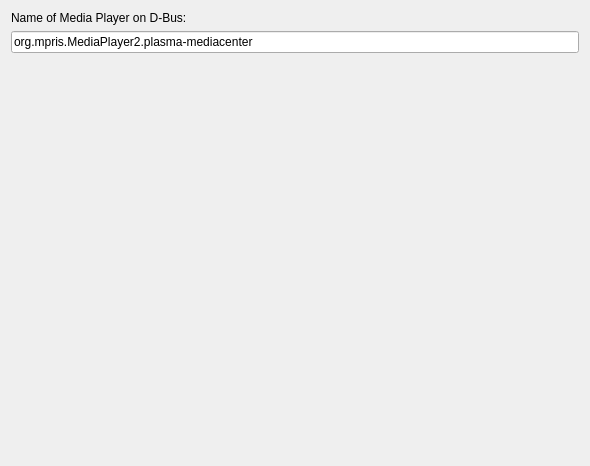
Old version of the form plugins/Commands/MprisPlayer/mprisplayerconfigurationdlg.ui in the repository KDE/simon.
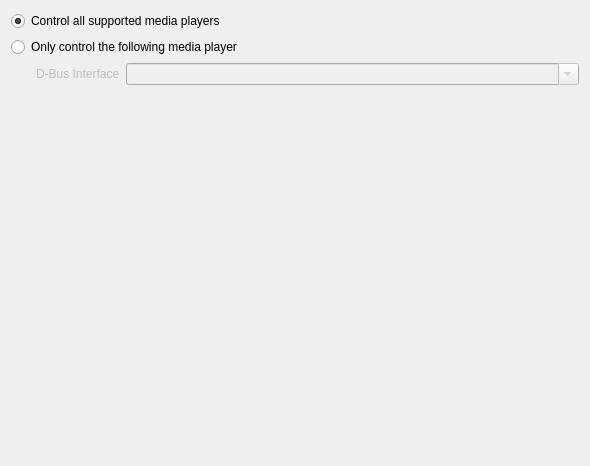
New version of the form.

Commit message: Completed MprisPlayer plug-in

What changed in the file:
```diff
--- a/plugins/Commands/MprisPlayer/mprisplayerconfigurationdlg.ui
+++ b/plugins/Commands/MprisPlayer/mprisplayerconfigurationdlg.ui
@@ -2,6 +2,9 @@
 <ui version="4.0">
  <class>MprisPlayerConfigurationDlg</class>
  <widget class="QWidget" name="MprisPlayerConfigurationDlg">
+  <property name="enabled">
+   <bool>true</bool>
+  </property>
   <property name="geometry">
    <rect>
     <x>0</x>
@@ -21,19 +24,52 @@
   </property>
   <layout class="QVBoxLayout" name="verticalLayout_2">
    <item>
-    <widget class="QLabel" name="mPlayerDbusLabel">
+    <widget class="QRadioButton" name="rbSupportAll">
      <property name="text">
-      <string>Name of Media Player on D-Bus:</string>
+      <string>Control all supported media players</string>
      </property>
+     <property name="checked">
+      <bool>true</bool>
+     </property>
     </widget>
    </item>
    <item>
-    <widget class="QLineEdit" name="playerNameLineEdit">
+    <widget class="QRadioButton" name="rbSupportOne">
      <property name="text">
-      <string>org.mpris.MediaPlayer2.plasma-mediacenter</string>
+      <string>Only control the following media player</string>
      </property>
     </widget>
    </item>
+   <item>
+    <layout class="QFormLayout" name="formLayout">
+     <property name="fieldGrowthPolicy">
+      <enum>QFormLayout::AllNonFixedFieldsGrow</enum>
+     </property>
+     <property name="leftMargin">
+      <number>25</number>
+     </property>
+     <item row="0" column="0">
+      <widget class="QLabel" name="label">
+       <property name="enabled">
+        <bool>false</bool>
+       </property>
+       <property name="text">
+        <string>D-Bus Interface</string>
+       </property>
+      </widget>
+     </item>
+     <item row="0" column="1">
+      <widget class="QComboBox" name="cbMediaServiceNames">
+       <property name="enabled">
+        <bool>false</bool>
+       </property>
+       <property name="editable">
+        <bool>true</bool>
+       </property>
+      </widget>
+     </item>
+    </layout>
+   </item>
    <item>
     <spacer name="verticalSpacer">
      <property name="orientation">
```
Left out of the diff: 69 changed lines with no effect on the pictures. The commit also changes 10 other files.
